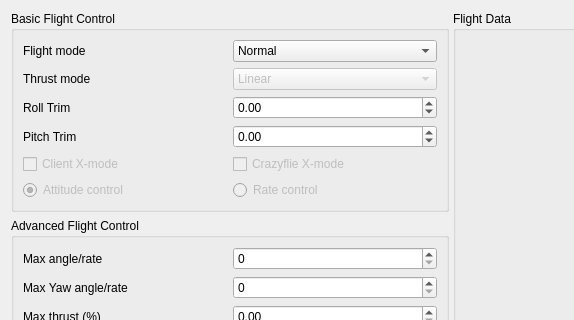
Qt form src/cfclient/ui/tabs/flightTab.ui (bitcraze/crazyflie-clients-python) before a commit; both pictures show x 0 to 574 and y 0 to 320 of the 1228 by 916 pixel window.
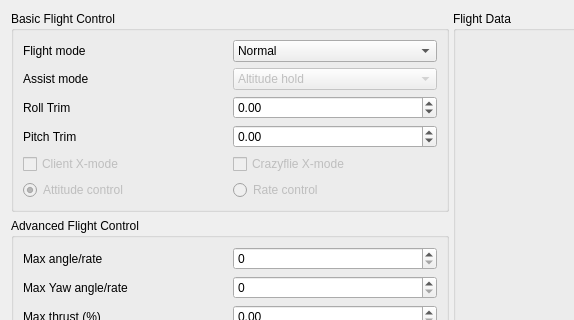
The same form after that commit.

Commit message:
Added disabled assisted mode option to config and UI (#280)
This feature is still disabled and needs to be enabled when the
functionality is implemented.

The edit to the form file:
```diff
--- a/src/cfclient/ui/tabs/flightTab.ui
+++ b/src/cfclient/ui/tabs/flightTab.ui
@@ -98,7 +98,7 @@
             <item row="2" column="0">
              <widget class="QLabel" name="label_5">
               <property name="text">
-               <string>Thrust mode</string>
+               <string>Assist mode</string>
               </property>
              </widget>
             </item>
@@ -109,7 +109,7 @@
               </property>
               <item>
                <property name="text">
-                <string>Linear</string>
+                <string>Altitude hold</string>
                </property>
               </item>
               <item>
```
Left out of the diff: 4 changed lines with no effect on the pictures. The commit also changes 2 other files.
